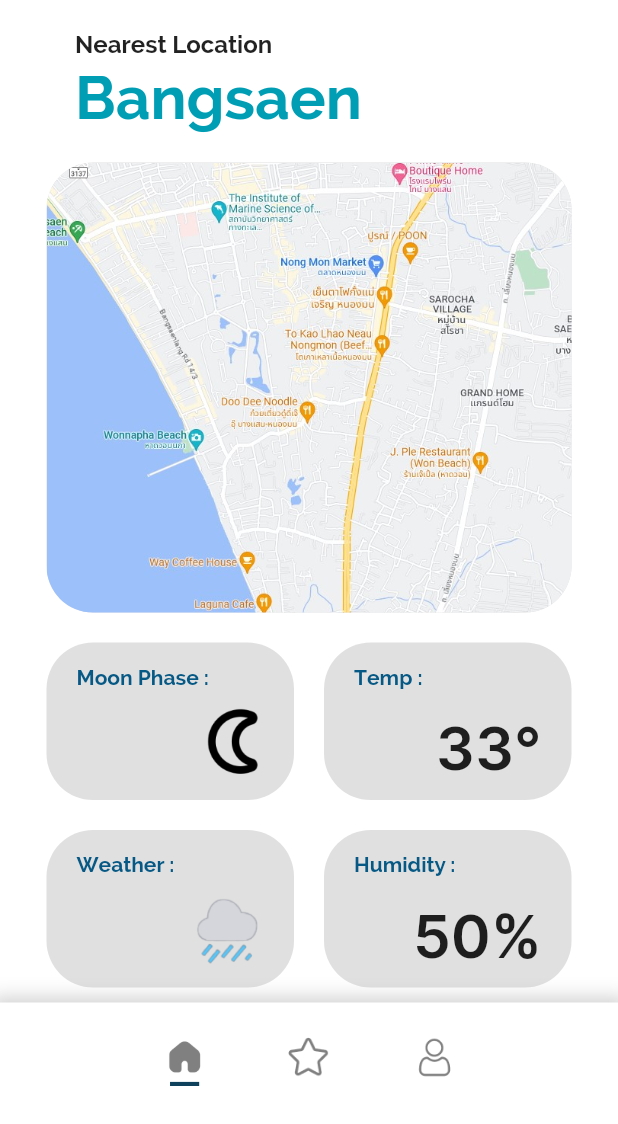
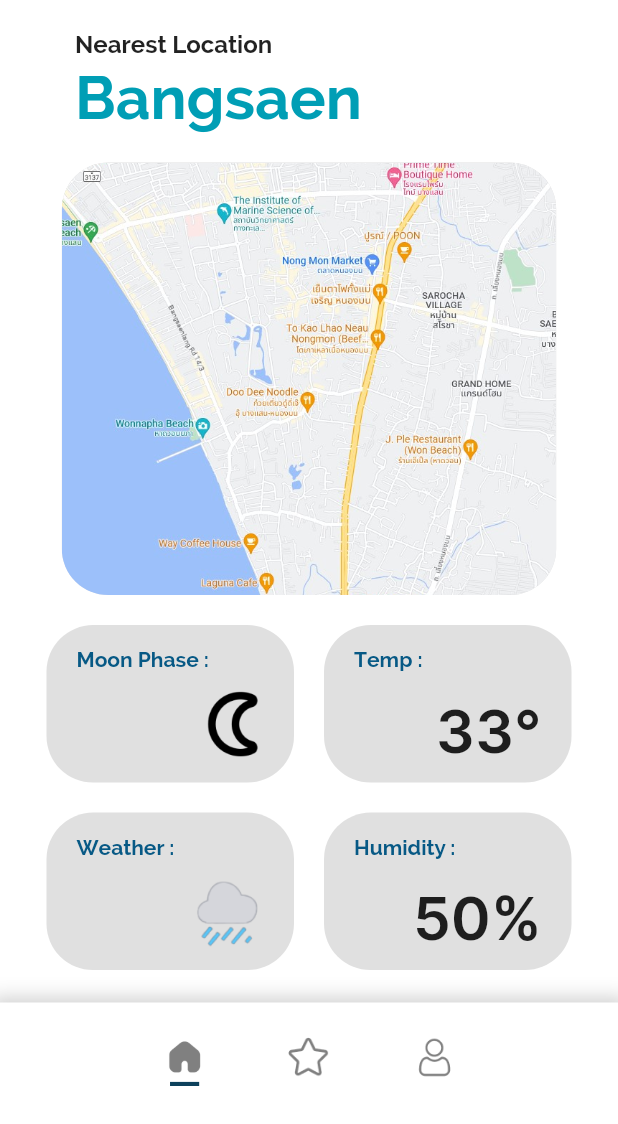
Before and after one commit to TeepaponChoak/Oceanpal, a Flutter app: the StatusPage screen opened directly, on a phone screen of 412 x 824 dp, the part 112-1236 px from its top. Run offline on Flutter 3.47's test engine with Material 2 defaults, Android fonts, the phone set to English and light mode, and no system bars; our stand-ins replace convex_bottom_bar.

Commit message:
Responsive fixed

```diff
--- a/lib/status.dart
+++ b/lib/status.dart
@@ -99,8 +99,10 @@ class Status extends State<StatusPage> {
               children: <Widget>[
                 Container(
                   margin: EdgeInsets.only(top: 20),
-                  width: 350,
-                  height: 300,
+                  //width: 350,
+                  //height: 300,
+                  width: MediaQuery.of(context).size.width * 0.8,
+                  height: MediaQuery.of(context).size.height * 0.35,
                   decoration: BoxDecoration(
                     color: Colors.grey[300],
                     borderRadius: BorderRadius.circular(31),
```
Also changed, not shown: lib/home.dart (+10 -3 lines).
